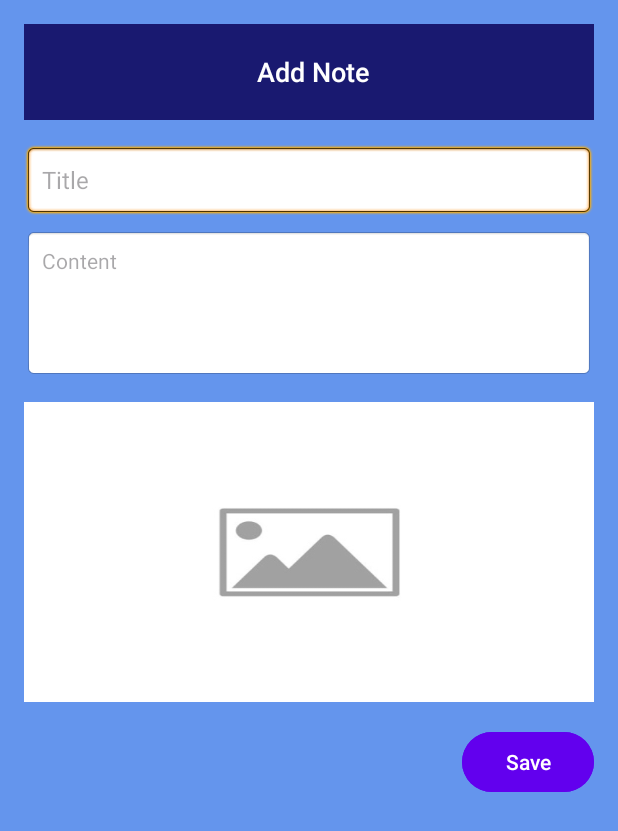
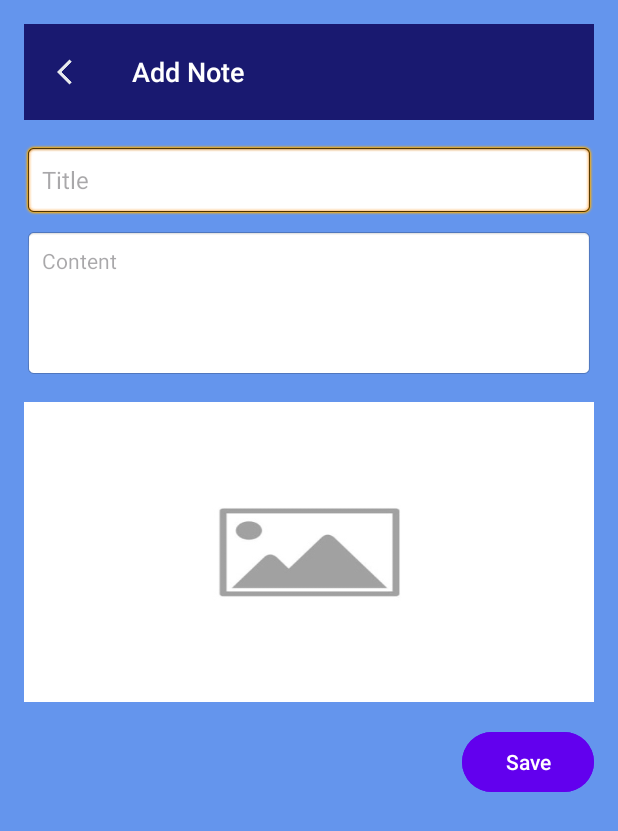
Before and after one commit to SanchalaLiyanage/HorizonTrack-MAD_CW, an Android app: the AddEditNoteActivity screen opened directly, with no data from a screen before it, on a phone screen of 412 x 824 dp. Shown: the top 831 px of the screen. Run offline under Robolectric (Android 15) with nearby library versions, the phone set to English and light mode, and no system bars; our stand-ins replace Firebase (no records; nobody signed in at launch, a user with empty details on screens opened directly).

Commit message:
io implement back button change activity add edit note xml and add edit note activity kotlin file

```diff
--- a/app/src/main/java/com/example/horizontrack_mad_cw/AddEditNoteActivity.kt
+++ b/app/src/main/java/com/example/horizontrack_mad_cw/AddEditNoteActivity.kt
@@ -70,6 +70,12 @@ class AddEditNoteActivity : AppCompatActivity() {
             }
 
         imageView.setOnClickListener { selectImage() }
+
+        // Back button logic
+        val backIcon = findViewById<ImageView>(R.id.backIcon)
+        backIcon.setOnClickListener {
+            finish() // Close the current activity
+        }
     }
 
     private fun saveOrUpdateNote() {
--- a/app/src/main/res/layout/activity_add_edit_note.xml
+++ b/app/src/main/res/layout/activity_add_edit_note.xml
@@ -1,32 +1,47 @@
 <?xml version="1.0" encoding="utf-8"?>
 <LinearLayout
     xmlns:android="http://schemas.android.com/apk/res/android"
+    xmlns:app="http://schemas.android.com/apk/res-auto"
     android:layout_width="match_parent"
     android:layout_height="match_parent"
     android:orientation="vertical"
     android:padding="16dp"
     android:background="@color/cornflower_blue">
 
-    <androidx.appcompat.widget.Toolbar
-        android:id="@+id/toolbar"
+    <!-- Custom Toolbar with Back Button -->
+    <LinearLayout
         android:layout_width="match_parent"
         android:layout_height="wrap_content"
+        android:orientation="horizontal"
         android:background="@color/midnight_blue"
-        android:elevation="4dp">
+        android:padding="8dp">
+
+        <!-- Back Button -->
+        <ImageView
+            android:id="@+id/backIcon"
+            android:layout_width="48dp"
+            android:layout_height="48dp"
+            android:padding="14dp"
+            android:src="@drawable/back_button1"
+            android:contentDescription="Back"
+            android:clickable="true"
+            android:focusable="true" />
 
         <!-- Toolbar Title -->
         <TextView
-            android:id="@+id/toolbar_title"
+            android:id="@+id/toolbarTitle"
             android:layout_width="wrap_content"
-            android:layout_height="wrap_content"
-            android:layout_gravity="center"
-            android:text=" Add Note"
-            android:textColor="@color/white"
+            android:layout_height="match_parent"
+            android:layout_gravity="center_vertical"
+            android:layout_marginStart="16dp"
+            android:gravity="center_vertical"
+            android:text="Add Note"
+            android:textColor="@android:color/white"
             android:textSize="18sp"
             android:fontFamily="sans-serif-medium" />
-    </androidx.appcompat.widget.Toolbar>
+    </LinearLayout>
 
-
+    <!-- Title Input Field -->
     <EditText
         android:id="@+id/titleEditText"
         android:layout_width="match_parent"
@@ -37,6 +52,7 @@
         android:background="@android:drawable/editbox_background"
         android:textSize="16sp" />
 
+    <!-- Content Input Field -->
     <EditText
         android:id="@+id/contentEditText"
         android:layout_width="match_parent"
@@ -49,6 +65,7 @@
         android:minHeight="100dp"
         android:gravity="top" />
 
+    <!-- Note Image Placeholder -->
     <ImageView
         android:id="@+id/imageView"
         android:layout_width="match_parent"
@@ -59,6 +76,7 @@
         android:scaleType="centerCrop"
         android:onClick="selectImage" />
 
+    <!-- Buttons (Delete and Save) -->
     <LinearLayout
         android:layout_width="match_parent"
         android:layout_height="wrap_content"
```
